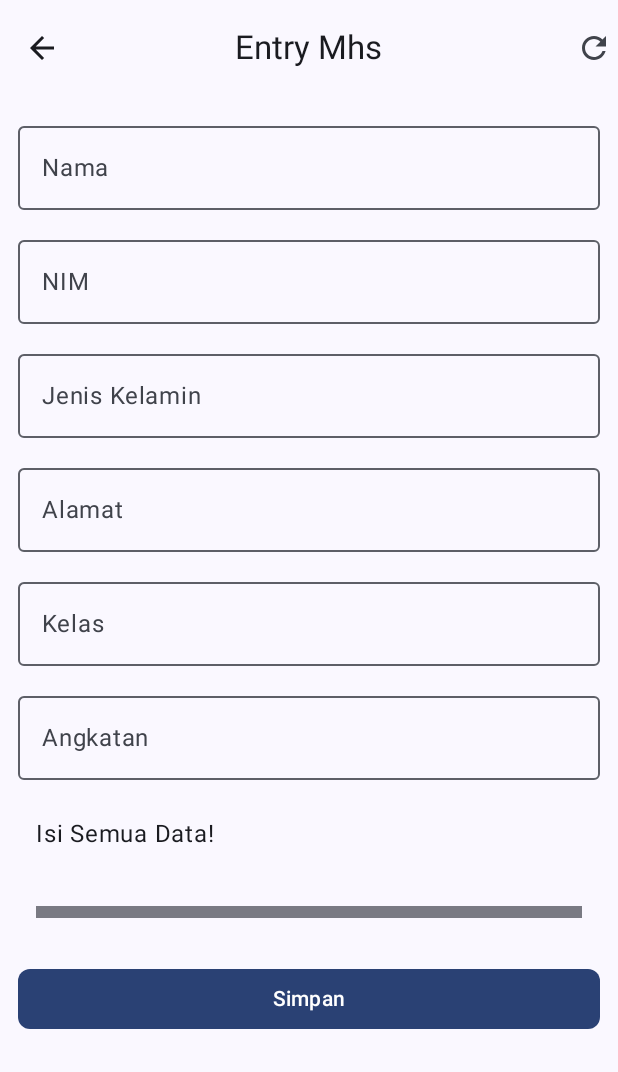
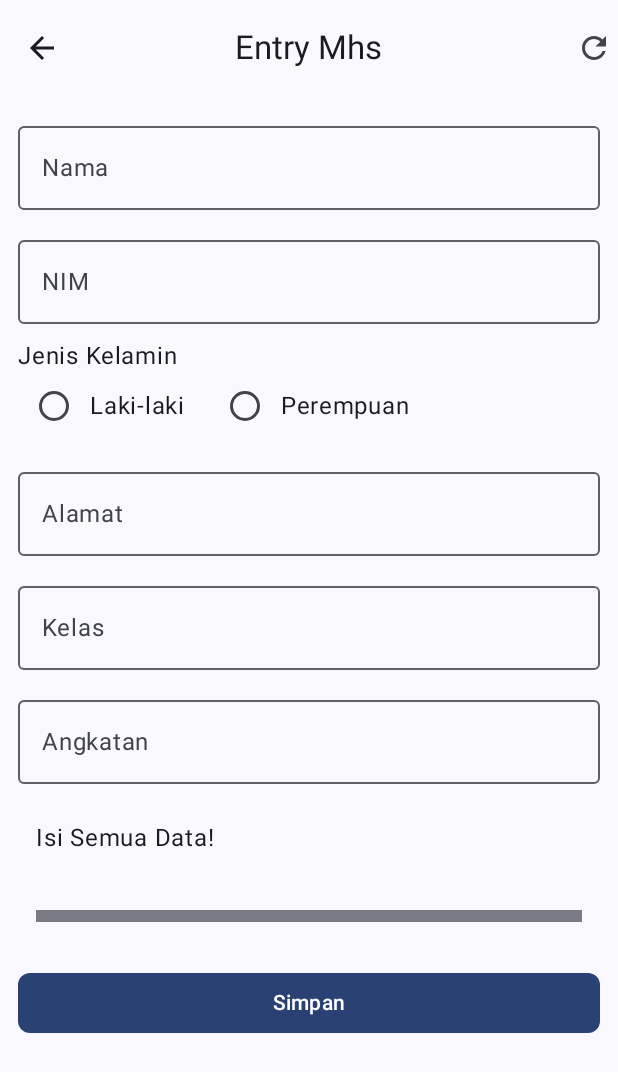
Before and after one commit to PutriHabibahDevina/QuestAPI_109, an Android app built with Jetpack Compose: the EntryMhsScreen screen opened through its navigation route, on a phone screen of 412 x 824 dp. Shown: the top 1072 px of the screen. Run offline under Robolectric (Android 15) with nearby library versions, the light colour scheme and no system bars; libraries missing offline, so code that uses them is left out: com.jakewharton.retrofit2.

Commit message:
Mengganti OutlinedTextField dengan RadioButton untuk jenisKelamin

```diff
--- a/app/src/main/java/com/example/praktikum12/ui/view/InsertView.kt
+++ b/app/src/main/java/com/example/praktikum12/ui/view/InsertView.kt
@@ -1,7 +1,9 @@
 package com.example.praktikum12.ui.view
 
+import androidx.compose.foundation.clickable
 import androidx.compose.foundation.layout.Arrangement
 import androidx.compose.foundation.layout.Column
+import androidx.compose.foundation.layout.Row
 import androidx.compose.foundation.layout.fillMaxWidth
 import androidx.compose.foundation.layout.padding
 import androidx.compose.foundation.rememberScrollState
@@ -12,11 +14,13 @@ import androidx.compose.material3.Divider
 import androidx.compose.material3.ExperimentalMaterial3Api
 import androidx.compose.material3.MaterialTheme
 import androidx.compose.material3.OutlinedTextField
+import androidx.compose.material3.RadioButton
 import androidx.compose.material3.Scaffold
 import androidx.compose.material3.Text
 import androidx.compose.material3.TopAppBarDefaults
 import androidx.compose.runtime.Composable
 import androidx.compose.runtime.rememberCoroutineScope
+import androidx.compose.ui.Alignment
 import androidx.compose.ui.Modifier
 import androidx.compose.ui.input.nestedscroll.nestedScroll
 import androidx.compose.ui.text.input.KeyboardType
@@ -125,14 +129,37 @@ fun FormInput(
             enabled = enabled,
             singleLine = true
         )
-        OutlinedTextField(
-            value = insertUiEvent.jenisKelamin,
-            onValueChange = {onValueChange(insertUiEvent.copy(jenisKelamin = it))},
-            label = { Text("Jenis Kelamin") },
-            modifier = Modifier.fillMaxWidth(),
-            enabled = enabled,
-            singleLine = true
-        )
+        Column {
+            Text("Jenis Kelamin", style = MaterialTheme.typography.bodyLarge)
+
+            Row(modifier = Modifier.fillMaxWidth()) {
+                Row(
+                    modifier = Modifier
+                        .padding(end = 16.dp)
+                        .clickable(enabled) {
+                            onValueChange(insertUiEvent.copy(jenisKelamin = "Laki-laki"))
+                        }
+                ) {
+                    RadioButton(
+                        selected = insertUiEvent.jenisKelamin == "Laki-laki",
+                        onClick = { onValueChange(insertUiEvent.copy(jenisKelamin = "Laki-laki")) },
+                        enabled = enabled
+                    )
+                    Text("Laki-laki", modifier = Modifier.align(Alignment.CenterVertically))
+                }
+
+                Row(modifier = Modifier.clickable(enabled) {
+                    onValueChange(insertUiEvent.copy(jenisKelamin = "Perempuan"))
+                }) {
+                    RadioButton(
+                        selected = insertUiEvent.jenisKelamin == "Perempuan",
+                        onClick = { onValueChange(insertUiEvent.copy(jenisKelamin = "Perempuan")) },
+                        enabled = enabled
+                    )
+                    Text("Perempuan", modifier = Modifier.align(Alignment.CenterVertically))
+                }
+            }
+        }
         OutlinedTextField(
             value = insertUiEvent.alamat,
             onValueChange = {onValueChange(insertUiEvent.copy(alamat = it))},
```
